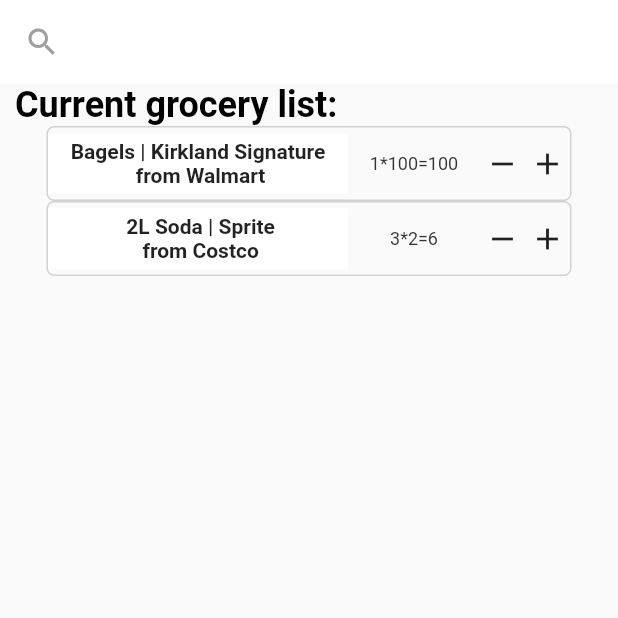
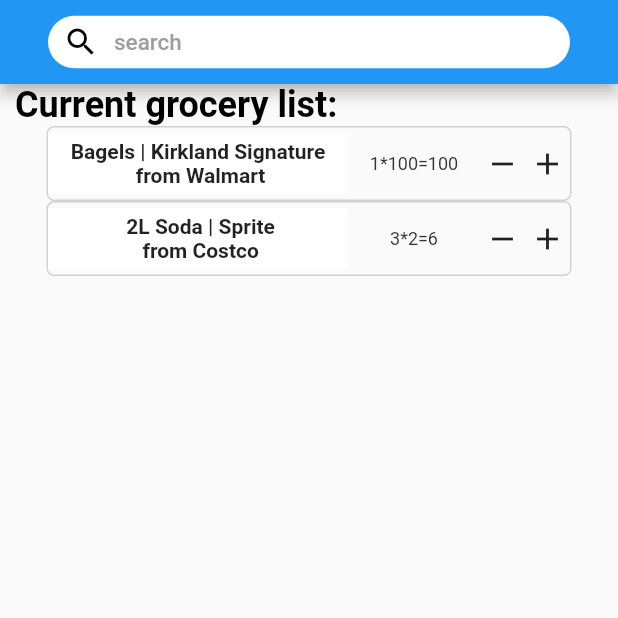
Before and after one commit to Hrithik-Kumar/Smart-Grocery-Map-and-Inventory, a Flutter app: the ShoppingListScreen screen opened directly, on a phone screen of 412 x 824 dp, the top half of it. Run offline on Flutter 3.47's test engine with Material 2 defaults, Android fonts, the light colour scheme and no system bars; our stand-ins replace image_picker, lottie, sqflite; accounts and stored records are empty; project files that could hold a hidden picture were left out.

Commit message:
BOUNB-73 filterByItem draft code
It doesn't involve connection between frontend and backend. Enable customers to search on name and can give some appropriate suggestions. Only frontend code here.

```diff
--- a/code/smart_grocery_map/lib/screens/user-home/shopping_list_screen.dart
+++ b/code/smart_grocery_map/lib/screens/user-home/shopping_list_screen.dart
@@ -1,5 +1,7 @@
 import 'package:flutter/material.dart';
 import 'dart:async';
+
+import 'package:smart_grocery_map/screens/user-home/filter_by_item.dart';
 
 class ShoppingListScreen extends StatefulWidget {
   ShoppingListScreen({Key? key, this.title = 'grocery list'}) : super(key: key);
@@ -324,7 +326,7 @@
   @override
   Widget build(BuildContext context) {
     return Scaffold(
-      appBar: AppBar(
+      /*appBar: AppBar(
         backgroundColor: Colors.white,
         elevation: 0,
 
@@ -332,7 +334,39 @@
           icon: new Icon(Icons.search, color: Colors.grey),
           onPressed: () {},
         ),
-      ),
+
+
+
+      ),*/
+
+
+          appBar: AppBar(
+              title: Padding(
+                padding: EdgeInsets.only(top: 2,bottom: 2,left: 16),
+                child: Container(
+                  height: 35,
+                  width:  MediaQuery.of(context).size.width-64,
+                  decoration: BoxDecoration(
+                      color: Colors.white,
+                      borderRadius: BorderRadius.circular(20)
+                  ),
+                  child: InkWell(
+                    child: Row(
+                      children: <Widget>[
+                        Padding(padding: EdgeInsets.only(left: 10,right: 10),
+                            child: Icon(Icons.search,color: Colors.black)),
+                        Text("search",style: TextStyle(color: Colors.grey,fontSize: 15),)
+                      ],
+                    ),
+                    onTap: (){
+                      showSearch(context: context,delegate: filter_by_item());
+                    },
+                  ),
+                ),
+              )
+          ),
+
+
       body: Center(
         child: Column(children: <Widget>[
           createTitle('Current grocery list:'),
```
Also changed, not shown: code/smart_grocery_map/lib/screens/user-home/TextScreen.dart (added, +23 -0 lines), code/smart_grocery_map/lib/screens/user-home/filter_by_item.dart (added, +120 -0 lines).
